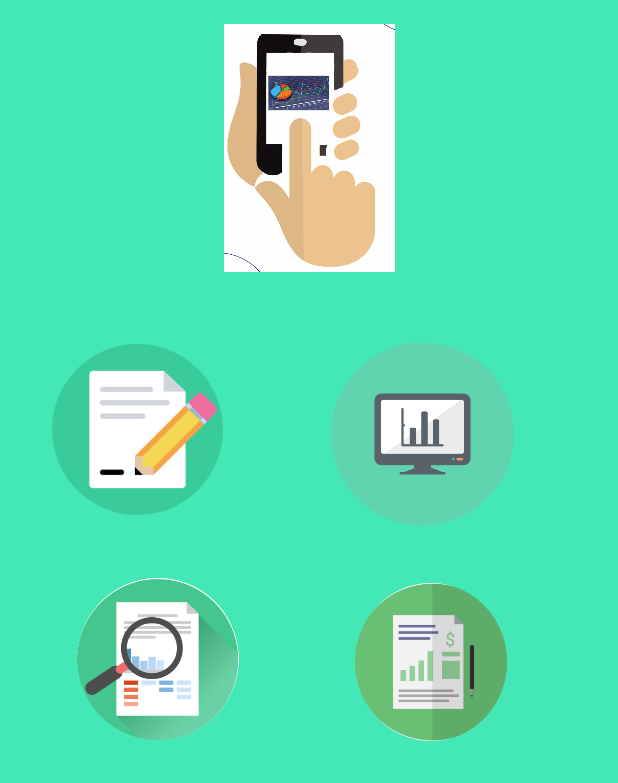
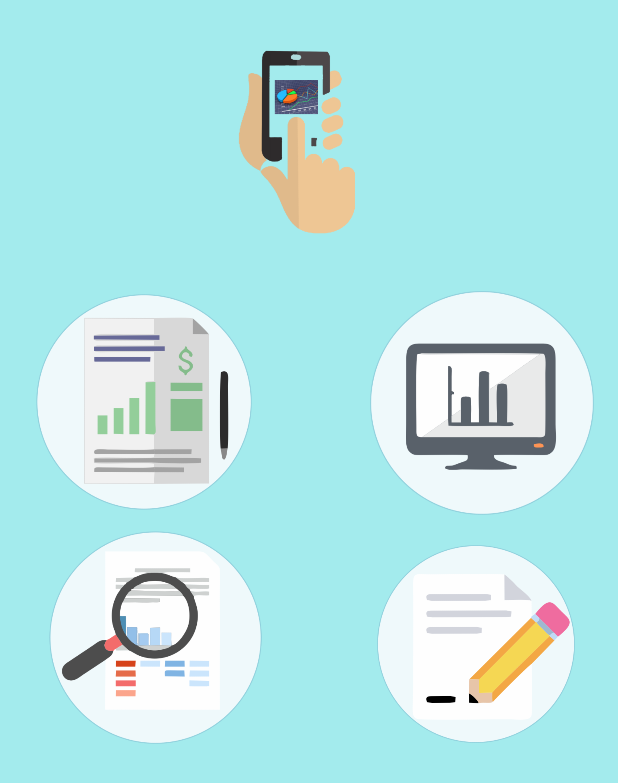
Before and after one commit to MattheusB/Pibici, an Android app: the screen it shows after launch (MainActivity), on a phone screen of 412 x 824 dp. Shown: the top 783 px of the screen. Run offline under Robolectric (Android 15) with nearby library versions, the phone set to English and light mode, and no system bars.

Commit message:
Design ajeitado e páginas linkadas, faltando fazer o form e a tabela de análises

```diff
--- a/Pibiti/app/src/main/AndroidManifest.xml
+++ b/Pibiti/app/src/main/AndroidManifest.xml
@@ -18,7 +18,8 @@
         </activity>
         <activity android:name=".FormActivity" />
         <activity android:name=".GraphicActivity" />
-        <activity android:name=".TableActivity"></activity>
+        <activity android:name=".TableActivity" />
+        <activity android:name=".AnalysisActivity"></activity>
     </application>
 
 </manifest>
--- /dev/null
+++ b/Pibiti/app/src/main/java/com/example/mattheusbrito/pibiti/AnalysisActivity.java
@@ -0,0 +1,13 @@
+package com.example.mattheusbrito.pibiti;
+
+import android.support.v7.app.AppCompatActivity;
+import android.os.Bundle;
+
+public class AnalysisActivity extends AppCompatActivity {
+
+    @Override
+    protected void onCreate(Bundle savedInstanceState) {
+        super.onCreate(savedInstanceState);
+        setContentView(R.layout.activity_analysis);
+    }
+}
--- a/Pibiti/app/src/main/java/com/example/mattheusbrito/pibiti/MainActivity.java
+++ b/Pibiti/app/src/main/java/com/example/mattheusbrito/pibiti/MainActivity.java
@@ -2,7 +2,6 @@ package com.example.mattheusbrito.pibiti;
 
 import android.app.Activity;
 import android.content.Intent;
-import android.support.v7.app.AppCompatActivity;
 import android.os.Bundle;
 import android.view.View;
 import android.widget.ImageView;
@@ -12,6 +11,7 @@ public class MainActivity extends Activity {
     private ImageView tableButton;
     private ImageView formButton;
     private ImageView graphicButton;
+    private ImageView analysisButton;
 
 
 
@@ -20,9 +20,10 @@ public class MainActivity extends Activity {
         super.onCreate(savedInstanceState);
         setContentView(R.layout.activity_main);
 
-        tableButton = (ImageView) findViewById(R.id.tableViewID);
+        tableButton = (ImageView) findViewById(R.id.graphicID);
         formButton = (ImageView) findViewById(R.id.formID);
         graphicButton = (ImageView) findViewById(R.id.graphicViewID);
+        analysisButton = (ImageView) findViewById(R.id.analysisID);
 
 
         tableButton.setOnClickListener(new View.OnClickListener() {
@@ -45,5 +46,12 @@ public class MainActivity extends Activity {
                 startActivity(new Intent(MainActivity.this, GraphicActivity.class));
             }
         });
+
+        analysisButton.setOnClickListener(new View.OnClickListener() {
+            @Override
+            public void onClick(View v) {
+                startActivity(new Intent(MainActivity.this, AnalysisActivity.class));
+            }
+        });
     }
 }
--- /dev/null
+++ b/Pibiti/app/src/main/res/layout/activity_analysis.xml
@@ -0,0 +1,9 @@
+<?xml version="1.0" encoding="utf-8"?>
+<android.support.constraint.ConstraintLayout xmlns:android="http://schemas.android.com/apk/res/android"
+    xmlns:app="http://schemas.android.com/apk/res-auto"
+    xmlns:tools="http://schemas.android.com/tools"
+    android:layout_width="match_parent"
+    android:layout_height="match_parent"
+    tools:context=".AnalysisActivity">
+
+</android.support.constraint.ConstraintLayout>
--- a/Pibiti/app/src/main/res/layout/activity_main.xml
+++ b/Pibiti/app/src/main/res/layout/activity_main.xml
@@ -9,11 +9,11 @@
 
     <ImageView
         android:id="@+id/imageView3"
-        android:layout_width="218dp"
-        android:layout_height="165dp"
+        android:layout_width="180dp"
+        android:layout_height="134dp"
         android:layout_marginStart="8dp"
         android:layout_marginLeft="8dp"
-        android:layout_marginTop="16dp"
+        android:layout_marginTop="24dp"
         android:layout_marginEnd="8dp"
         android:layout_marginRight="8dp"
         android:src="@drawable/logo"
@@ -22,63 +22,47 @@
         app:layout_constraintTop_toTopOf="parent" />
 
     <ImageView
-        android:id="@+id/formID"
-        android:layout_width="114dp"
-        android:layout_height="146dp"
-        android:layout_marginStart="8dp"
-        android:layout_marginLeft="8dp"
+        android:id="@+id/graphicViewID"
+        android:layout_width="144dp"
+        android:layout_height="156dp"
+        android:layout_marginStart="24dp"
+        android:layout_marginLeft="24dp"
         android:layout_marginTop="32dp"
-        android:layout_marginEnd="8dp"
-        android:layout_marginRight="8dp"
-        android:src="@drawable/documenticon"
-        app:layout_constraintEnd_toEndOf="parent"
-        app:layout_constraintHorizontal_bias="0.094"
+        android:src="@drawable/analysis"
         app:layout_constraintStart_toStartOf="parent"
         app:layout_constraintTop_toBottomOf="@+id/imageView3" />
 
     <ImageView
-        android:id="@+id/tableViewID"
-        android:layout_width="122dp"
-        android:layout_height="136dp"
-        android:layout_marginStart="8dp"
-        android:layout_marginLeft="8dp"
-        android:layout_marginTop="40dp"
-        android:layout_marginEnd="8dp"
-        android:layout_marginRight="8dp"
-        android:src="@drawable/graphicicon"
+        android:id="@+id/graphicID"
+        android:layout_width="149dp"
+        android:layout_height="157dp"
+        android:layout_marginTop="32dp"
+        android:layout_marginEnd="16dp"
+        android:layout_marginRight="16dp"
+        android:src="@drawable/computer"
         app:layout_constraintEnd_toEndOf="parent"
-        app:layout_constraintHorizontal_bias="0.508"
-        app:layout_constraintStart_toEndOf="@+id/formID"
         app:layout_constraintTop_toBottomOf="@+id/imageView3" />
 
     <ImageView
-        android:id="@+id/graphicViewID"
-        android:layout_width="176dp"
-        android:layout_height="108dp"
-        android:layout_marginStart="8dp"
-        android:layout_marginLeft="8dp"
-        android:layout_marginTop="204dp"
-        android:layout_marginEnd="8dp"
-        android:layout_marginRight="8dp"
-        android:src="@drawable/analysisicon"
-        app:layout_constraintEnd_toEndOf="parent"
-        app:layout_constraintHorizontal_bias="0.041"
+        android:id="@+id/analysisID"
+        android:layout_width="159dp"
+        android:layout_height="142dp"
+        android:layout_marginStart="24dp"
+        android:layout_marginLeft="24dp"
+        android:layout_marginTop="8dp"
+        android:src="@drawable/look"
         app:layout_constraintStart_toStartOf="parent"
-        app:layout_constraintTop_toBottomOf="@+id/imageView3" />
+        app:layout_constraintTop_toBottomOf="@+id/graphicViewID" />
 
     <ImageView
-        android:id="@+id/imageView10"
-        android:layout_width="101dp"
-        android:layout_height="168dp"
-        android:layout_marginStart="8dp"
-        android:layout_marginLeft="8dp"
-        android:layout_marginTop="176dp"
-        android:layout_marginEnd="8dp"
-        android:layout_marginRight="8dp"
-        android:src="@drawable/othericon"
+        android:id="@+id/formID"
+        android:layout_width="141dp"
+        android:layout_height="132dp"
+        android:layout_marginTop="16dp"
+        android:layout_marginEnd="24dp"
+        android:layout_marginRight="24dp"
+        android:src="@drawable/write"
         app:layout_constraintEnd_toEndOf="parent"
-        app:layout_constraintHorizontal_bias="0.346"
-        app:layout_constraintStart_toEndOf="@+id/graphicViewID"
-        app:layout_constraintTop_toBottomOf="@+id/imageView3" />
+        app:layout_constraintTop_toBottomOf="@+id/graphicID" />
 
 </android.support.constraint.ConstraintLayout>
--- a/Pibiti/app/src/main/res/values/colors.xml
+++ b/Pibiti/app/src/main/res/values/colors.xml
@@ -1,6 +1,6 @@
 <?xml version="1.0" encoding="utf-8"?>
 <resources>
-    <color name="colorPrimary">#44e8b7</color>
+    <color name="colorPrimary">#a3ebed</color>
     <color name="colorPrimaryDark">#000000</color>
     <color name="colorAccent">#D81B60</color>
 </resources>
```
Also changed, not shown: Pibiti/app/src/main/res/drawable/analysis.png (added), Pibiti/app/src/main/res/drawable/analysisicon.png (deleted), Pibiti/app/src/main/res/drawable/computer.png (added), Pibiti/app/src/main/res/drawable/documenticon.png (deleted), Pibiti/app/src/main/res/drawable/graphicicon.png (deleted), Pibiti/app/src/main/res/drawable/logo.jpg (deleted), Pibiti/app/src/main/res/drawable/logo.png (added), Pibiti/app/src/main/res/drawable/look.png (added), Pibiti/app/src/main/res/drawable/othericon.png (deleted), Pibiti/app/src/main/res/drawable/write.png (added), 1 other file.
